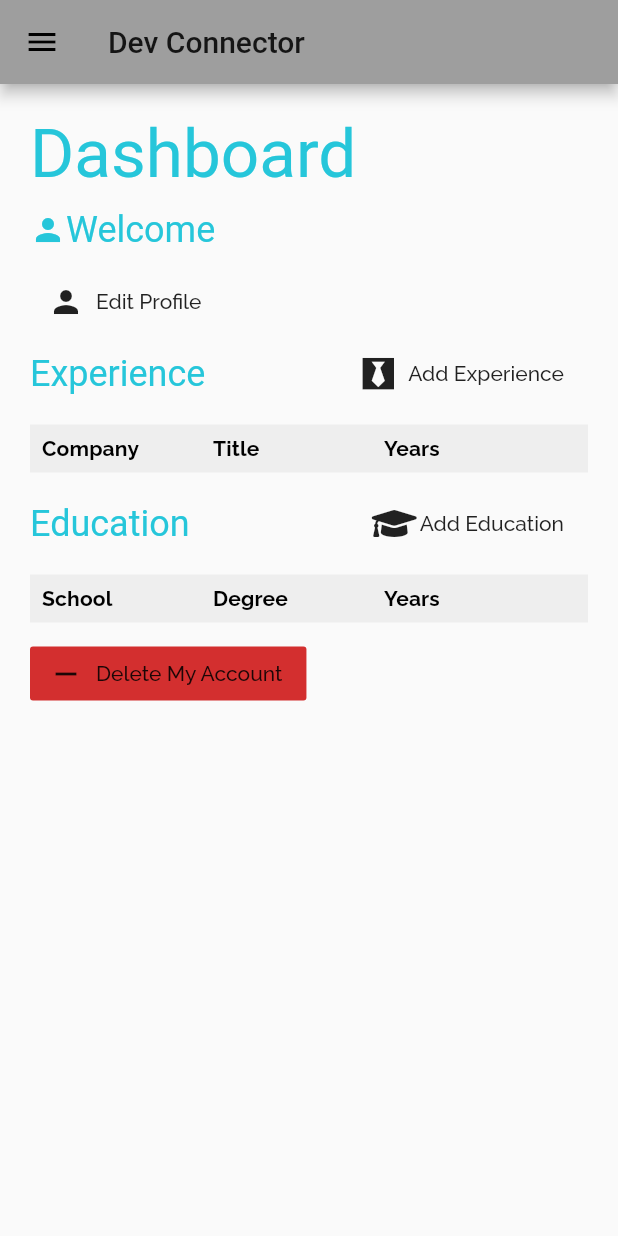
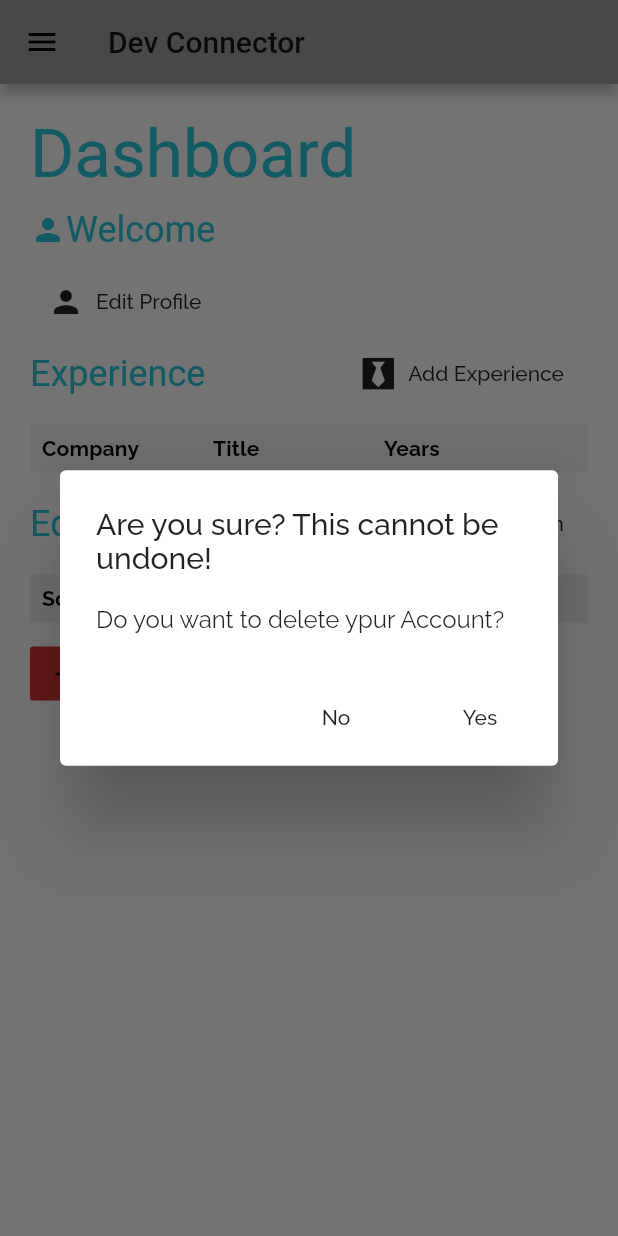
Before and after one commit to pohara60/flutter_dev_connector, a Flutter app: the DashboardView screen opened directly, after a tap on "Delete My Account", on a phone screen of 412 x 824 dp. Run offline on Flutter 3.47's test engine with Material 2 defaults, Android fonts, the light colour scheme and no system bars; our stand-ins replace font_awesome_flutter, google_fonts, logger, shared_preferences; accounts and stored records are empty; generated files the repository leaves out were written again.

Commit message:
Delete Account

```diff
--- a/lib/services/auth_service.dart
+++ b/lib/services/auth_service.dart
@@ -204,7 +204,7 @@ class AuthService with ChangeNotifier {
     return true;
   }
 
-  void logout() async {
+  Future<void> logout() async {
     _token = null;
     _user = null;
     _expiryDate = null;
--- a/lib/views/dashboard_view.dart
+++ b/lib/views/dashboard_view.dart
@@ -81,7 +81,32 @@ class DashboardView extends StatelessWidget {
                               icon: Icon(Icons.remove),
                               color: themeData.errorColor,
                               label: Text('Delete My Account'),
-                              onPressed: () {},
+                              onPressed: () {
+                                showDialog(
+                                  context: context,
+                                  builder: (ctx) => AlertDialog(
+                                    title: Text(
+                                        'Are you sure? This cannot be undone!'),
+                                    content: Text(
+                                        'Do you want to delete ypur Account?'),
+                                    actions: <Widget>[
+                                      FlatButton(
+                                        child: Text('No'),
+                                        onPressed: () =>
+                                            Navigator.of(context).pop(false),
+                                      ),
+                                      FlatButton(
+                                          child: Text('Yes'),
+                                          onPressed: () async {
+                                            await profileService
+                                                .deleteAccount();
+//             dispatch(setAlert("Your account has been permanently deleted"));
+                                            Navigator.of(context).pop(true);
+                                          }),
+                                    ],
+                                  ),
+                                );
+                              },
                             ),
                           ],
                         ),
```
Also changed, not shown: lib/services/profile_service.dart (+36 -0 lines).
